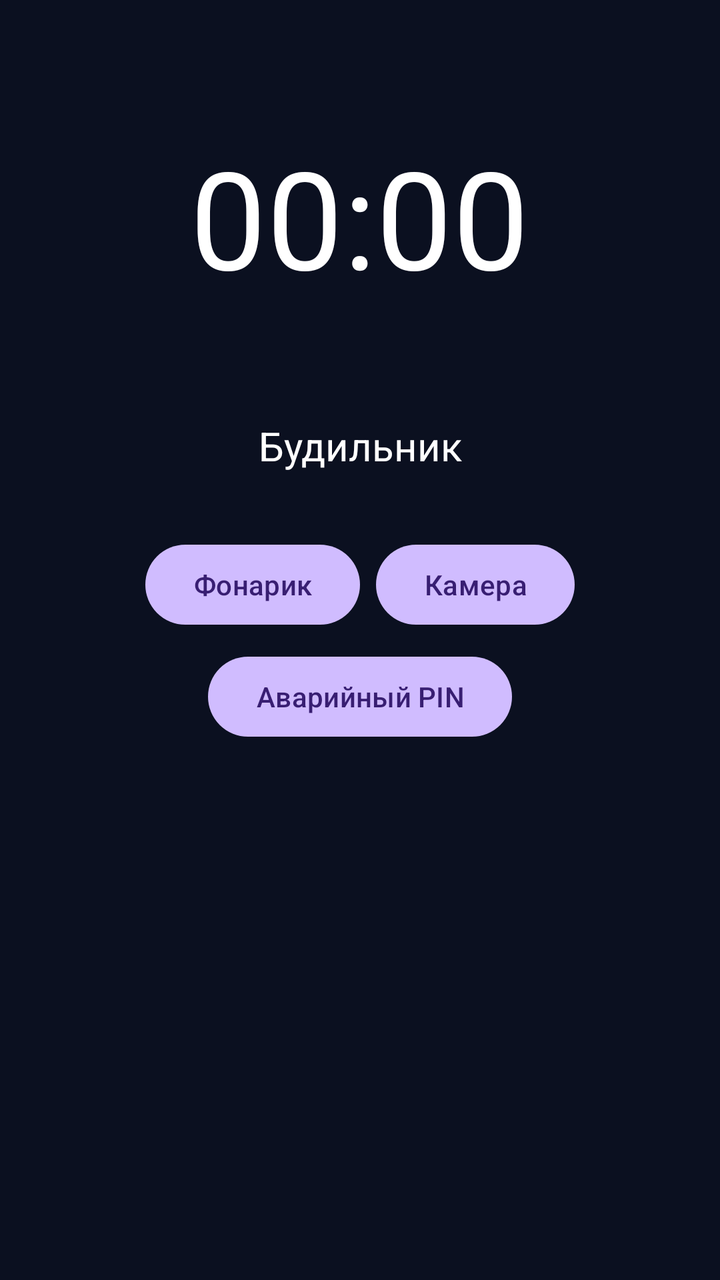
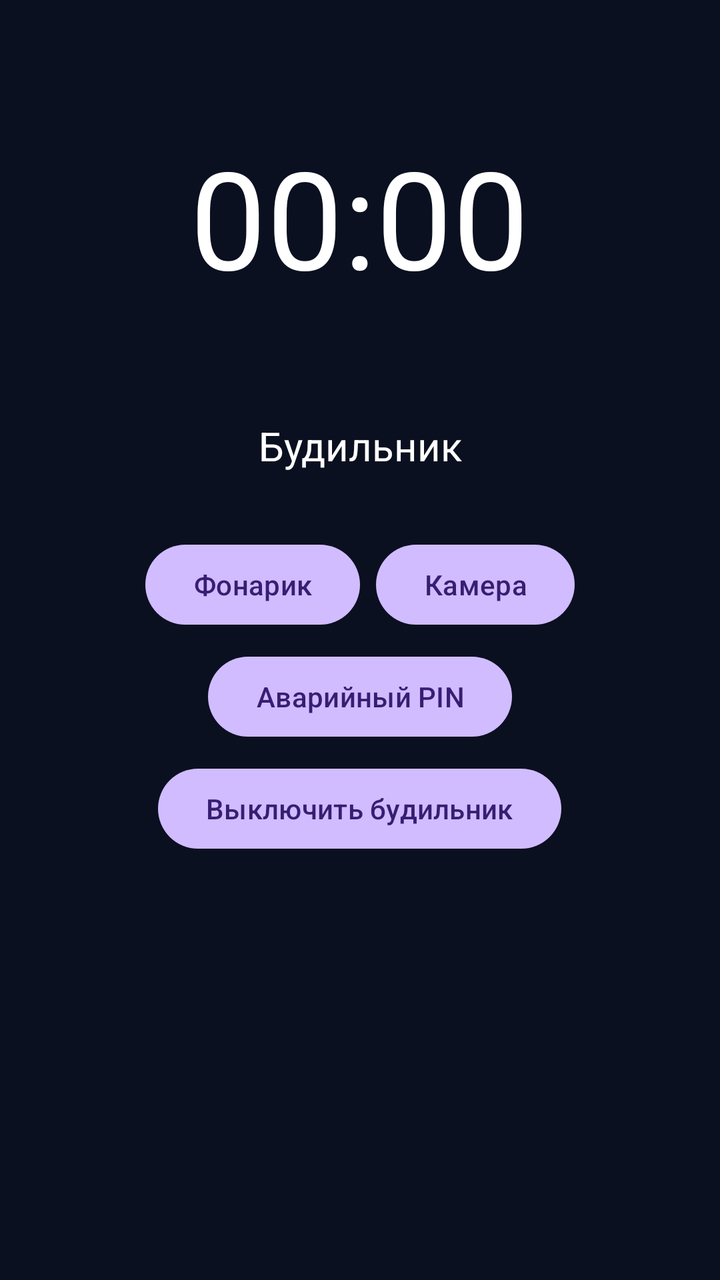

The first picture is an Android layout as it rendered before a commit; the second is the same layout after the commit. The layout source and the unified diff follow.
<!-- AndroidManifest.xml: activity theme Theme.AdvancedAlarm.Lock -->
<!-- res/layout/activity_lock.xml -->
<?xml version="1.0" encoding="utf-8"?>
<ScrollView xmlns:android="http://schemas.android.com/apk/res/android"
    android:layout_width="match_parent"
    android:layout_height="match_parent"
    android:background="@color/lock_background"
    android:fillViewport="true">

    <LinearLayout
        android:layout_width="match_parent"
        android:layout_height="wrap_content"
        android:gravity="center_horizontal"
        android:orientation="vertical"
        android:padding="24dp">

        <TextView
            android:id="@+id/clockText"
            style="@style/LockClock"
            android:layout_width="wrap_content"
            android:layout_height="wrap_content"
            android:layout_marginTop="48dp"
            android:text="00:00" />

        <TextView
            android:id="@+id/dateText"
            style="@style/LockDim"
            android:layout_width="wrap_content"
            android:layout_height="wrap_content"
            android:layout_marginTop="4dp" />

        <TextView
            android:id="@+id/statusText"
            style="@style/LockBody"
            android:layout_width="match_parent"
            android:layout_height="wrap_content"
            android:layout_marginTop="32dp"
            android:gravity="center"
            android:text="@string/lock_alarm" />

        <TextView
            android:id="@+id/countdownText"
            style="@style/LockClock"
            android:layout_width="wrap_content"
            android:layout_height="wrap_content"
            android:layout_marginTop="8dp"
            android:textSize="40sp"
            android:visibility="gone" />

        <LinearLayout
            android:layout_width="wrap_content"
            android:layout_height="wrap_content"
            android:layout_marginTop="32dp"
            android:orientation="horizontal">

            <Button
                android:id="@+id/torchButton"
                android:layout_width="wrap_content"
                android:layout_height="wrap_content"
                android:layout_marginEnd="8dp"
                android:text="@string/action_torch_on" />

            <Button
                android:id="@+id/cameraButton"
                android:layout_width="wrap_content"
                android:layout_height="wrap_content"
                android:text="@string/action_camera" />
        </LinearLayout>

        <Button
            android:id="@+id/emergencyButton"
            android:layout_width="wrap_content"
            android:layout_height="wrap_content"
            android:layout_marginTop="8dp"
            android:text="@string/action_emergency_pin" />

        <Button
            android:id="@+id/stopButton"
            android:layout_width="wrap_content"
            android:layout_height="wrap_content"
            android:layout_marginTop="8dp"
            android:text="@string/action_stop_alarm"
            android:visibility="gone" />

        <LinearLayout
            android:id="@+id/quizContainer"
            android:layout_width="match_parent"
            android:layout_height="wrap_content"
            android:layout_marginTop="24dp"
            android:orientation="vertical"
            android:visibility="gone">

            <TextView
                android:id="@+id/quizProgress"
                style="@style/LockDim"
                android:layout_width="match_parent"
                android:layout_height="wrap_content"
                android:gravity="center" />

            <TextView
                android:id="@+id/quizProblem"
                style="@style/LockBody"
                android:layout_width="match_parent"
                android:layout_height="wrap_content"
                android:layout_marginTop="16dp"
                android:gravity="center"
                android:textSize="28sp" />

            <LinearLayout
                android:id="@+id/quizInputs"
                android:layout_width="match_parent"
                android:layout_height="wrap_content"
                android:layout_marginTop="12dp"
                android:orientation="vertical" />

            <Button
                android:id="@+id/quizCheckButton"
                android:layout_width="wrap_content"
                android:layout_height="wrap_content"
                android:layout_gravity="center_horizontal"
                android:layout_marginTop="16dp"
                android:text="@string/quiz_check" />

            <TextView
                android:id="@+id/quizHint"
                style="@style/LockDim"
                android:layout_width="match_parent"
                android:layout_height="wrap_content"
                android:gravity="center"
                android:layout_marginTop="8dp" />
        </LinearLayout>
    </LinearLayout>
</ScrollView>
<!-- resources referenced by this layout -->
<resources>
  <color name="lock_background">#0B1020</color>
  <string name="action_camera">Камера</string>
  <string name="action_emergency_pin">Аварийный PIN</string>
  <string name="action_stop_alarm">Выключить будильник</string>
  <string name="action_torch_on">Фонарик</string>
  <string name="lock_alarm">Будильник</string>
  <string name="quiz_check">Проверить</string>
  <style name="LockBody">
          <item name="android:textSize">20sp</item>
          <item name="android:textColor">@color/lock_text</item>
      </style>
  <style name="LockClock">
          <item name="android:textSize">68sp</item>
          <item name="android:textColor">@color/lock_text</item>
          <item name="android:includeFontPadding">false</item>
      </style>
  <style name="LockDim">
          <item name="android:textSize">16sp</item>
          <item name="android:textColor">@color/lock_text_dim</item>
      </style>
  <style name="Theme.AdvancedAlarm.Lock" parent="Theme.Material3.Dark.NoActionBar">
          <item name="android:windowBackground">@color/lock_background</item>
          <item name="android:statusBarColor">@android:color/transparent</item>
          <item name="android:navigationBarColor">@android:color/transparent</item>
          <item name="android:windowShowWallpaper">false</item>
      </style>
  <color name="lock_text">#FFFFFFFF</color>
  <color name="lock_text_dim">#FF8892B0</color>
</resources>

<!-- the commit's change to res/layout/activity_lock.xml (unified diff, before → after) -->
@@ -72,13 +72,27 @@
             android:layout_marginTop="8dp"
             android:text="@string/action_emergency_pin" />
 
-        <Button
-            android:id="@+id/stopButton"
+        <LinearLayout
+            android:id="@+id/actionRow"
             android:layout_width="wrap_content"
             android:layout_height="wrap_content"
             android:layout_marginTop="8dp"
-            android:text="@string/action_stop_alarm"
-            android:visibility="gone" />
+            android:orientation="horizontal">
+
+            <Button
+                android:id="@+id/stopButton"
+                android:layout_width="wrap_content"
+                android:layout_height="wrap_content"
+                android:text="@string/action_stop_alarm" />
+
+            <Button
+                android:id="@+id/snoozeButton"
+                android:layout_width="wrap_content"
+                android:layout_height="wrap_content"
+                android:layout_marginStart="8dp"
+                android:text="@string/action_snooze_short"
+                android:visibility="gone" />
+        </LinearLayout>
 
         <LinearLayout
             android:id="@+id/quizContainer"
<!-- resource entries referenced after the edit -->
@@ -3,6 +3,7 @@
   <color name="lock_background">#0B1020</color>
   <string name="action_camera">Камера</string>
   <string name="action_emergency_pin">Аварийный PIN</string>
+  <string name="action_snooze_short">Перенести</string>
   <string name="action_stop_alarm">Выключить будильник</string>
   <string name="action_torch_on">Фонарик</string>
   <string name="lock_alarm">Будильник</string>
